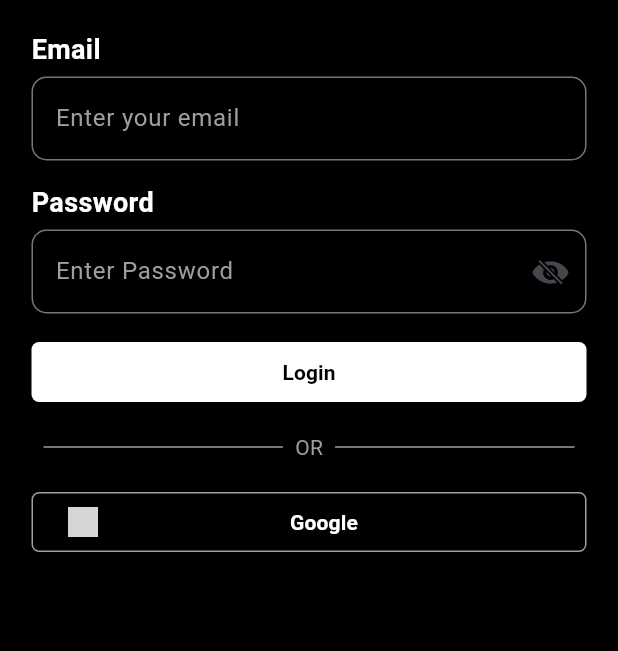
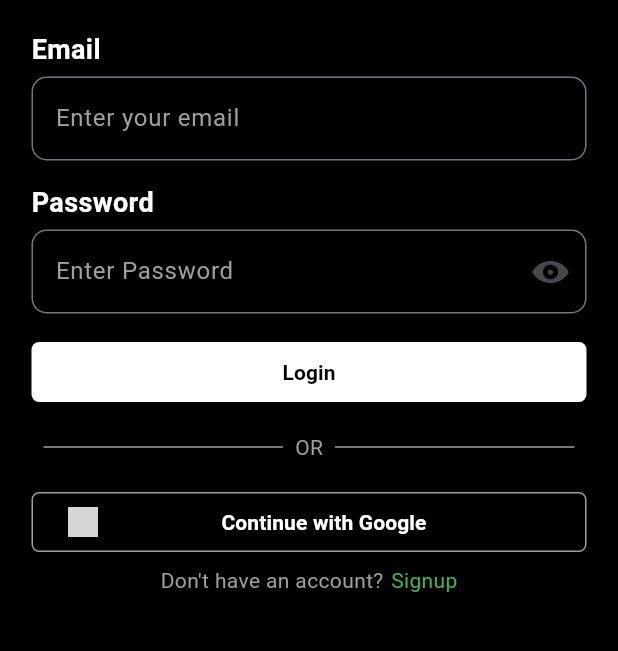
Before and after one commit to DeepakGunpal/chat-mate, a Flutter app: the screen it shows after launch, after a tap on "Login", on a phone screen of 412 x 824 dp, the part 153-804 px from its top. Run offline on Flutter 3.47's test engine with Material 3 defaults, Android fonts, the phone set to English and light mode, and no system bars; our stand-ins replace google_fonts; grey boxes are pictures that could not be loaded.

Commit message:
Login page designing done

```diff
--- a/lib/Screens/login.dart
+++ b/lib/Screens/login.dart
@@ -1,3 +1,4 @@
+import 'package:chat_app/Screens/singup.dart';
 import 'package:flutter/cupertino.dart';
 import 'package:flutter/material.dart';
 
@@ -11,8 +12,33 @@ class Login extends StatefulWidget {
 class _LoginState extends State<Login> {
   final TextEditingController _usernameController = TextEditingController();
   final TextEditingController _passwordController = TextEditingController();
-  bool peakPassword = false;
+  bool peakPassword = true;
   Widget eyeValue = const Icon(CupertinoIcons.eye_fill);
+
+  _OpenSingupPage(BuildContext context) async {
+    print("Login function started");
+    Navigator.of(context).push(
+      // MaterialPageRoute(builder: (BuildContext context)=>const Login())
+      PageRouteBuilder(
+        pageBuilder: (context, animation, secondaryAnimation) =>
+            const Singupscreen(),
+        transitionsBuilder: (context, animation, secondaryAnimation, child) {
+          const begin = 0.0;
+          const end = 1.0;
+          const curve = Curves.ease;
+
+          var tween =
+              Tween(begin: begin, end: end).chain(CurveTween(curve: curve));
+          var opacityAnimation = animation.drive(tween);
+
+          return FadeTransition(
+            opacity: opacityAnimation,
+            child: child,
+          );
+        },
+      ),
+    );
+  }
 
   @override
   Widget build(BuildContext context) {
@@ -193,7 +219,7 @@ class _LoginState extends State<Login> {
                     const Expanded(
                       // child: Center(
                       child: Text(
-                        "Google",
+                        "Continue with Google",
                         textAlign: TextAlign.center,
                         style: TextStyle(
                           color: Colors.white,
@@ -205,6 +231,34 @@ class _LoginState extends State<Login> {
                   ],
                 ),
               ),
+              const SizedBox(
+                height: 5,
+              ),
+              // const Center(
+              Row(
+                mainAxisAlignment:
+                    MainAxisAlignment.center, // Center the content horizontally
+                children: [
+                  const Text(
+                    "Don't have an account?",
+                    textAlign: TextAlign.center,
+                    style: TextStyle(color: Colors.grey),
+                  ),
+                  const SizedBox(
+                      width: 5), // Add spacing between texts if needed
+                  GestureDetector(
+                    onTap: () {
+                      _OpenSingupPage(context);
+                    },
+                    child: const Text(
+                      "Signup",
+                      style: TextStyle(color: Colors.green),
+                    ),
+                  ),
+                ],
+              ),
+
+              // ),
             ],
           ),
         ),
--- a/lib/Screens/splashscreen.dart
+++ b/lib/Screens/splashscreen.dart
@@ -1,4 +1,5 @@
 import 'package:chat_app/Screens/login.dart';
+import 'package:chat_app/Screens/singup.dart';
 import 'package:flutter/material.dart';
 import 'package:google_fonts/google_fonts.dart';
 
@@ -40,12 +41,16 @@ class SplashScreenState extends State<SplashScreen>
     _controller.repeat(reverse: true);
   }
 
-  _OpenLoginPage(BuildContext context) async {
+  _OpenLoginPage(BuildContext context, String pageName) async {
+    Widget page = Login();
+    if (pageName == "Signup") {
+      page = Singupscreen();
+    }
     print("Login function started");
     Navigator.of(context).push(
       // MaterialPageRoute(builder: (BuildContext context)=>const Login())
       PageRouteBuilder(
-        pageBuilder: (context, animation, secondaryAnimation) => const Login(),
+        pageBuilder: (context, animation, secondaryAnimation) => page,
         transitionsBuilder: (context, animation, secondaryAnimation, child) {
           const begin = 0.0;
           const end = 1.0;
@@ -126,7 +131,7 @@ class SplashScreenState extends State<SplashScreen>
                         children: [
                           FilledButton(
                             onPressed: () {
-                              _OpenLoginPage(context);
+                              _OpenLoginPage(context, "Signup");
                             },
                             child: const Column(
                               children: [
@@ -154,7 +159,7 @@ class SplashScreenState extends State<SplashScreen>
                                 backgroundColor: Colors.white,
                                 foregroundColor: Colors.black),
                             onPressed: () {
-                              _OpenLoginPage(context);
+                              _OpenLoginPage(context, "Login");
                             },
                             child: const Column(
                               children: [
--- a/lib/main.dart
+++ b/lib/main.dart
@@ -11,6 +11,7 @@ class App extends StatelessWidget {
   @override
   Widget build(BuildContext context) {
     return MaterialApp(
+      debugShowCheckedModeBanner: false,
       title: 'ChatMate',
       theme: ThemeData().copyWith(
         colorScheme: ColorScheme.fromSeed(
```
Also changed, not shown: lib/Screens/singup.dart (added, +22 -0 lines).
